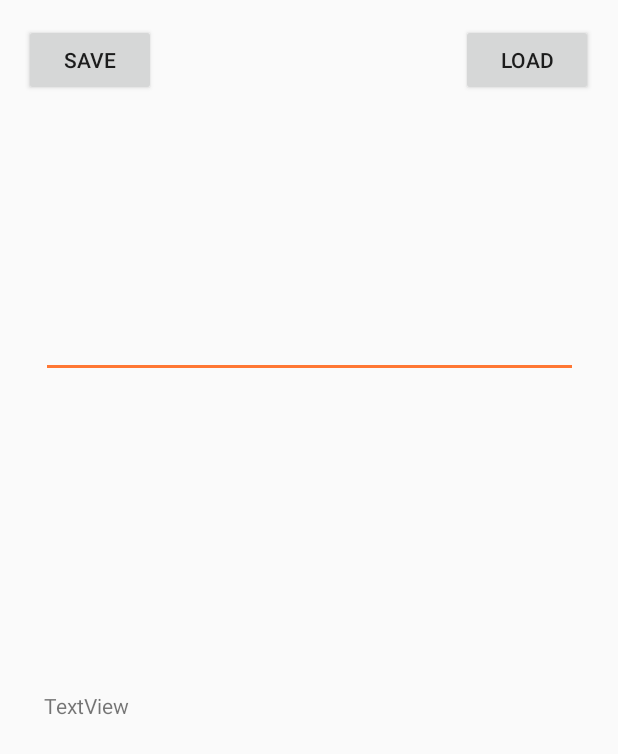
After one commit to AdamHolbert/Adventures, an Android app: the FileActivity screen opened directly, with no data from a screen before it, on a phone screen of 412 x 824 dp. The commit adds this screen. Shown: the top 754 px of the screen. Run offline under Robolectric (Android 15) with nearby library versions, the phone set to English and light mode, and no system bars.

Commit message:
Save and Load Works

```diff
--- a/app/build.gradle
+++ b/app/build.gradle
@@ -27,4 +27,5 @@ dependencies {
     androidTestImplementation 'com.android.support.test.espresso:espresso-core:3.0.2'
     //compiile Library
     implementation 'pl.droidsonroids.gif:android-gif-drawable:1.2.12'
+//    implementation 'com.android.support:design:27.1.1'
 }
--- /dev/null
+++ b/app/src/main/res/layout/activity_file.xml
@@ -0,0 +1,64 @@
+<?xml version="1.0" encoding="utf-8"?>
+<android.support.constraint.ConstraintLayout xmlns:android="http://schemas.android.com/apk/res/android"
+    xmlns:app="http://schemas.android.com/apk/res-auto"
+    xmlns:tools="http://schemas.android.com/tools"
+    android:layout_width="match_parent"
+    android:layout_height="match_parent"
+    tools:context=".FileActivity">
+
+    <Button
+        android:id="@+id/savebutton"
+        android:layout_width="wrap_content"
+        android:layout_height="wrap_content"
+        android:layout_marginStart="16dp"
+        android:layout_marginTop="16dp"
+        android:text="Save"
+        app:layout_constraintStart_toStartOf="parent"
+        app:layout_constraintTop_toTopOf="parent" />
+
+    <Button
+        android:id="@+id/loadbutton"
+        android:layout_width="wrap_content"
+        android:layout_height="wrap_content"
+        android:layout_marginEnd="8dp"
+        android:layout_marginStart="8dp"
+        android:layout_marginTop="16dp"
+        android:text="Load"
+        app:layout_constraintEnd_toEndOf="parent"
+        app:layout_constraintHorizontal_bias="0.956"
+        app:layout_constraintStart_toEndOf="@+id/savebutton"
+        app:layout_constraintTop_toTopOf="parent" />
+
+    <TextView
+        android:id="@+id/loadtext"
+        android:layout_width="357dp"
+        android:layout_height="337dp"
+        android:layout_marginBottom="8dp"
+        android:layout_marginEnd="8dp"
+        android:layout_marginStart="8dp"
+        android:layout_marginTop="8dp"
+        android:text="TextView"
+        app:layout_constraintBottom_toBottomOf="parent"
+        app:layout_constraintEnd_toEndOf="parent"
+        app:layout_constraintHorizontal_bias="0.545"
+        app:layout_constraintStart_toStartOf="parent"
+        app:layout_constraintTop_toTopOf="parent"
+        app:layout_constraintVertical_bias="0.962" />
+
+    <EditText
+        android:id="@+id/edittext"
+        android:layout_width="358dp"
+        android:layout_height="wrap_content"
+        android:layout_marginBottom="8dp"
+        android:layout_marginEnd="8dp"
+        android:layout_marginStart="8dp"
+        android:layout_marginTop="104dp"
+        android:ems="10"
+        android:inputType="textPersonName"
+        app:layout_constraintBottom_toTopOf="@+id/loadtext"
+        app:layout_constraintEnd_toEndOf="parent"
+        app:layout_constraintStart_toStartOf="parent"
+        app:layout_constraintTop_toTopOf="parent"
+        app:layout_constraintVertical_bias="0.339" />
+
+</android.support.constraint.ConstraintLayout>
```
Also changed, not shown: app/src/main/AndroidManifest.xml (+5 -2 lines), app/src/main/java/com/laab/adventures/FileActivity.java (added, +156 -0 lines), app/src/main/java/com/laab/adventures/LevelsActivity.java (+14 -1 lines), app/src/main/res/layout/activity_levels.xml (+13 -0 lines).
